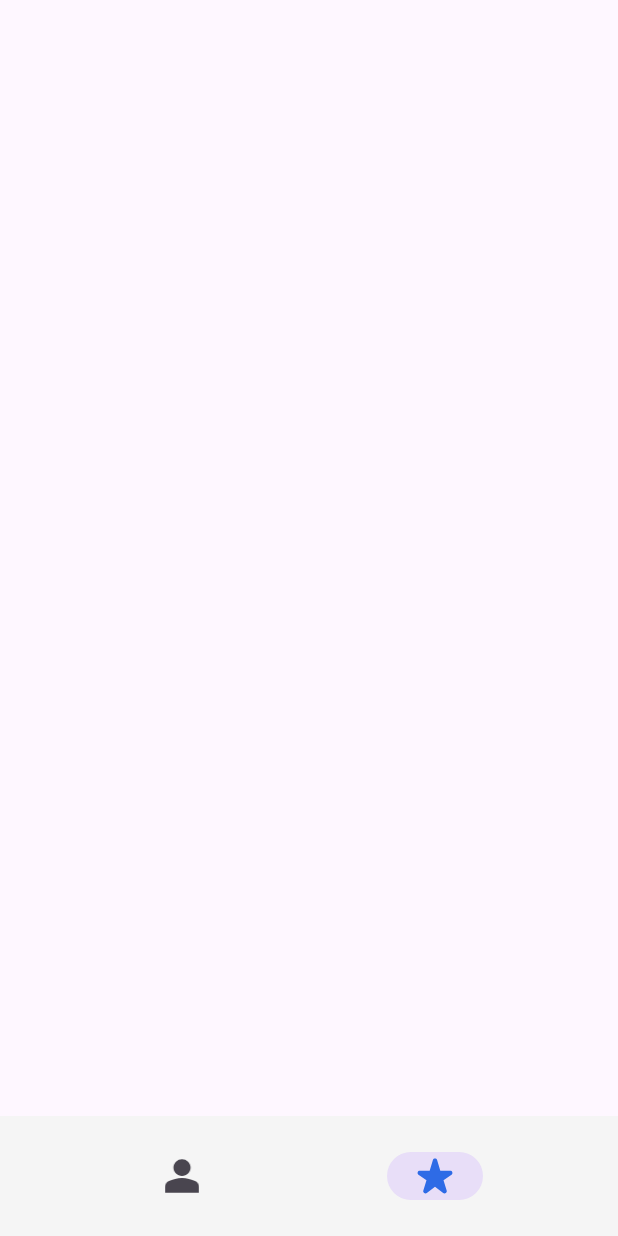
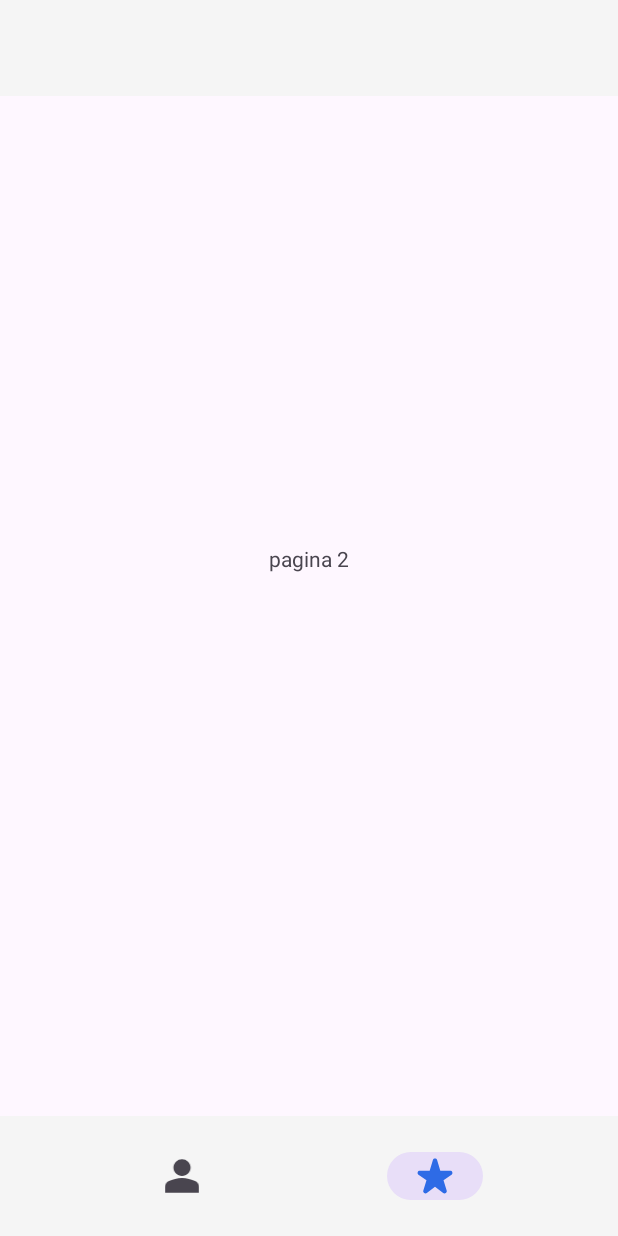
Before and after one commit to GLiccardo/FantacalcioSample, an Android app: the screen it shows after launch (MainActivity), item 2 of the bottom bar chosen, on a phone screen of 412 x 824 dp. Run offline under Robolectric (Android 15) with nearby library versions, the phone set to English and light mode, and no system bars; our stand-ins replace Dagger/Hilt's generated code, Room's generated code, Timber, data binding; libraries missing offline, so code that uses them is left out: androidx.multidex; 3 statements that could not run were skipped.

Commit message:
[UI] Create activity bottom navigation bar

```diff
--- a/app/src/main/java/it/fantacalcio/sample/feature_list/presentation/MainActivity.kt
+++ b/app/src/main/java/it/fantacalcio/sample/feature_list/presentation/MainActivity.kt
@@ -16,13 +16,43 @@ class MainActivity : BaseActivity<MainViewModel, ActivityMainBinding>(
     override fun doInOnCreate() {
         super.doInOnCreate()
 
-        binding.bottomNavigationView.itemIconTintList = null
+        setupNavigationView()
+    }
 
-        replaceFragment(
-            PlayersListFragment.newInstance("something"),
-            PlayersListFragment.TAG,
-            containerResId = R.id.container
-        )
+    private fun setupNavigationView() {
+        with(binding) {
+            // Use Navigation
+//            val navController = findNavController(R.id.container)
+//            bottomNavigationView.setupWithNavController(navController)
+
+            // Use fragmentManager
+            bottomNavigationView.setOnItemSelectedListener { menuItem ->
+                when (menuItem.itemId) {
+                    R.id.navigation_bar_list -> {
+                        replaceFragment(
+                            PlayersListFragment.newInstance("pagina 1"),
+                            PlayersListFragment.TAG,
+                            containerResId = R.id.container
+                        )
+                        true
+                    }
+
+                    R.id.navigation_bar_preferred -> {
+                        replaceFragment(
+                            PlayersListFragment.newInstance("pagina 2"),
+                            PlayersListFragment.TAG,
+                            containerResId = R.id.container
+                        )
+                        true
+                    }
+
+                    else -> false
+                }
+            }
+
+            bottomNavigationView.itemIconTintList = null
+            bottomNavigationView.selectedItemId = R.id.navigation_bar_list
+        }
     }
 
 }
--- a/app/src/main/java/it/fantacalcio/sample/feature_list/presentation/players_list/PlayersListFragment.kt
+++ b/app/src/main/java/it/fantacalcio/sample/feature_list/presentation/players_list/PlayersListFragment.kt
@@ -1,11 +1,13 @@
 package it.fantacalcio.sample.feature_list.presentation.players_list
 
 import android.os.Bundle
+import android.view.View
 import androidx.lifecycle.Lifecycle
 import androidx.lifecycle.lifecycleScope
 import androidx.lifecycle.repeatOnLifecycle
 import dagger.hilt.android.AndroidEntryPoint
 import it.fantacalcio.sample.R
+import it.fantacalcio.sample.core.constants.Constants.EMPTY_STRING
 import it.fantacalcio.sample.core.ui.base.BaseFragment
 import it.fantacalcio.sample.databinding.FragmentPlayersListBinding
 import kotlinx.coroutines.launch
@@ -16,19 +18,33 @@ class PlayersListFragment : BaseFragment<PlayersListViewModel, FragmentPlayersLi
     PlayersListViewModel::class.java
 ) {
 
+    private lateinit var text: String
+
     companion object {
 
         val TAG: String = PlayersListFragment::class.java.name
 
-        private const val ARGS_SOMETHING = "args_something"
+        private const val ARGS_TEXT = "args_text"
 
-        fun newInstance(param1: String) =
+        fun newInstance(text: String) =
             PlayersListFragment().apply {
                 arguments = Bundle().apply {
-                    putString(ARGS_SOMETHING, param1)
+                    putString(ARGS_TEXT, text)
                 }
             }
 
+    }
+
+    override fun onCreate(savedInstanceState: Bundle?) {
+        super.onCreate(savedInstanceState)
+        arguments?.let {
+            text = it.getString(ARGS_TEXT, EMPTY_STRING)
+        }
+    }
+
+    override fun onViewCreated(view: View, savedInstanceState: Bundle?) {
+        super.onViewCreated(view, savedInstanceState)
+        binding.tvPlayerListEmptyText.text = text
     }
 
     override fun loadData() {
--- a/app/src/main/res/layout/activity_main.xml
+++ b/app/src/main/res/layout/activity_main.xml
@@ -21,9 +21,9 @@
         <com.google.android.material.bottomnavigation.BottomNavigationView
             android:id="@+id/bottomNavigationView"
             android:layout_width="match_parent"
-            android:layout_height="80dp"
+            android:layout_height="@dimen/bottom_bar_height"
             android:background="@color/grey"
-            app:itemIconSize="24dp"
+            app:itemIconSize="@dimen/bottom_bar_icon_size"
             app:itemIconTint="@null"
             app:itemRippleColor="@null"
             app:labelVisibilityMode="unlabeled"
@@ -32,35 +32,6 @@
             app:layout_constraintStart_toStartOf="parent"
             app:menu="@menu/bottom_nav_menu"/>
 
-        <!--
-        <androidx.constraintlayout.widget.ConstraintLayout
-            android:id="@+id/cl_bottom_bar"
-            android:layout_width="match_parent"
-            android:layout_height="80dp"
-            android:background="@color/grey"
-            android:paddingHorizontal="8dp"
-            android:paddingVertical="8dp"
-            app:layout_constraintBottom_toBottomOf="parent">
-
-            <androidx.appcompat.widget.AppCompatImageButton
-                android:id="@+id/ib_bottom_bar_left"
-                android:layout_width="0dp"
-                android:layout_height="match_parent"
-                android:layout_marginEnd="4dp"
-                app:layout_constraintStart_toStartOf="parent"
-                app:layout_constraintEnd_toStartOf="@id/ib_bottom_bar_right"/>
-
-            <androidx.appcompat.widget.AppCompatImageButton
-                android:id="@+id/ib_bottom_bar_right"
-                android:layout_width="0dp"
-                android:layout_height="match_parent"
-                android:layout_marginStart="4dp"
-                app:layout_constraintStart_toEndOf="@id/ib_bottom_bar_left"
-                app:layout_constraintEnd_toEndOf="parent"/>
-
-        </androidx.constraintlayout.widget.ConstraintLayout>
-        -->
-
     </androidx.constraintlayout.widget.ConstraintLayout>
 
 </layout>
--- a/app/src/main/res/layout/fragment_players_list.xml
+++ b/app/src/main/res/layout/fragment_players_list.xml
@@ -12,7 +12,8 @@
         <androidx.constraintlayout.widget.ConstraintLayout
             android:id="@+id/cl_players_list_toolbar"
             android:layout_width="match_parent"
-            android:layout_height="wrap_content"
+            android:layout_height="@dimen/top_bar_height"
+            android:background="@color/grey"
             app:layout_constraintTop_toTopOf="parent">
 
         </androidx.constraintlayout.widget.ConstraintLayout>
@@ -21,19 +22,20 @@
             android:id="@+id/rv_players_list"
             android:layout_width="match_parent"
             android:layout_height="0dp"
+            app:layout_constraintBottom_toBottomOf="parent"
+            app:layout_constraintTop_toBottomOf="@+id/cl_players_list_toolbar"
             tools:itemCount="10"
-            tools:listitem="@layout/item_players_list"
-            app:layout_constraintTop_toBottomOf="@+id/cl_players_list_toolbar"
-            app:layout_constraintBottom_toBottomOf="parent"/>
+            tools:listitem="@layout/item_players_list" />
 
         <TextView
+            android:id="@+id/tv_player_list_empty_text"
             android:layout_width="wrap_content"
             android:layout_height="wrap_content"
-            tools:text="MainFragment"
             app:layout_constraintBottom_toBottomOf="parent"
             app:layout_constraintEnd_toEndOf="parent"
             app:layout_constraintStart_toStartOf="parent"
-            app:layout_constraintTop_toTopOf="parent" />
+            app:layout_constraintTop_toTopOf="parent"
+            tools:text="MainFragment" />
 
     </androidx.constraintlayout.widget.ConstraintLayout>
 
--- a/app/src/main/res/menu/bottom_nav_menu.xml
+++ b/app/src/main/res/menu/bottom_nav_menu.xml
@@ -2,12 +2,12 @@
 <menu xmlns:android="http://schemas.android.com/apk/res/android">
 
     <item
-        android:id="@+id/list"
+        android:id="@+id/navigation_bar_list"
         android:icon="@drawable/ic_bottom_menu_list_selector"
         android:title="" />
 
     <item
-        android:id="@+id/preferred"
+        android:id="@+id/navigation_bar_preferred"
         android:icon="@drawable/ic_bottom_menu_preferred_selector"
         android:title="" />
 
--- /dev/null
+++ b/app/src/main/res/values/dimens.xml
@@ -0,0 +1,8 @@
+<?xml version="1.0" encoding="utf-8"?>
+<resources>
+
+    <dimen name="top_bar_height">64dp</dimen>
+    <dimen name="bottom_bar_height">80dp</dimen>
+    <dimen name="bottom_bar_icon_size">24dp</dimen>
+
+</resources>
```
